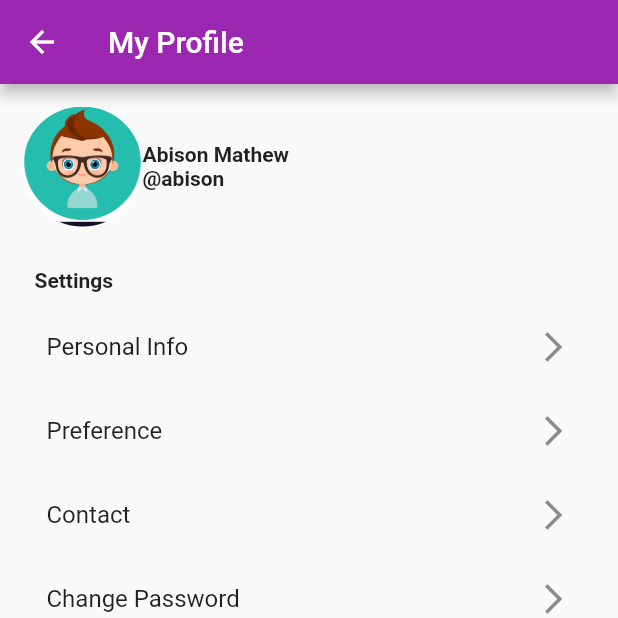
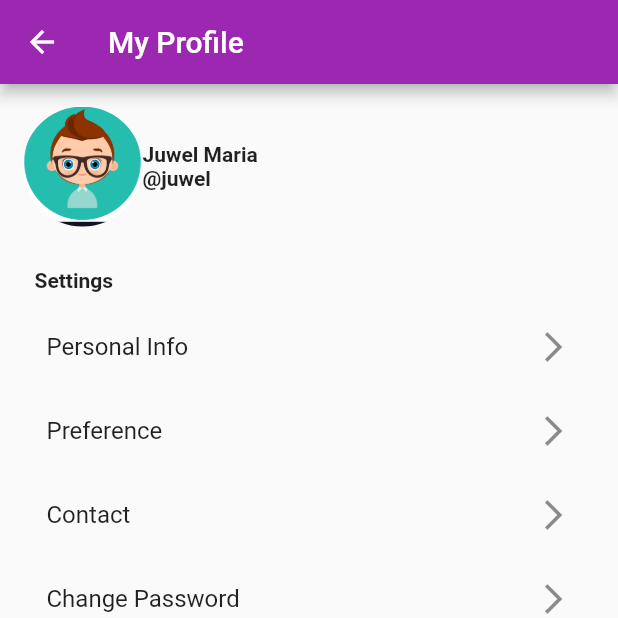
Before and after one commit to Juwel116/Flutter, a Flutter app: the ProfilePage screen opened by its route, on a phone screen of 412 x 824 dp, the top half of it. Run offline on Flutter 3.47's test engine with Material 2 defaults, Android fonts, the phone set to English and light mode, and no system bars.

Commit message:
Update ProfilePage.dart

```diff
--- a/lib/ProfilePage/ProfilePage.dart
+++ b/lib/ProfilePage/ProfilePage.dart
@@ -26,8 +26,8 @@ class ProfilePage extends StatelessWidget {
                   Column(
                     crossAxisAlignment: CrossAxisAlignment.start,
                     children: <Widget>[
-                  Text('Abison Mathew',style: TextStyle(fontStyle: FontStyle.normal,fontWeight: FontWeight.bold),),
-                  Text('@abison',style: TextStyle(fontStyle: FontStyle.normal,fontWeight: FontWeight.bold),),
+                  Text('Juwel Maria',style: TextStyle(fontStyle: FontStyle.normal,fontWeight: FontWeight.bold),),
+                  Text('@juwel',style: TextStyle(fontStyle: FontStyle.normal,fontWeight: FontWeight.bold),),
                   ],
                   ),
                 ],
```
